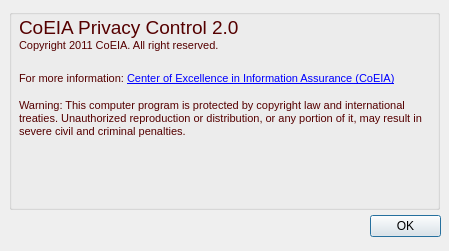
Old version of the form CPC/aboutdialog.ui in the repository CoEIA/CPC.
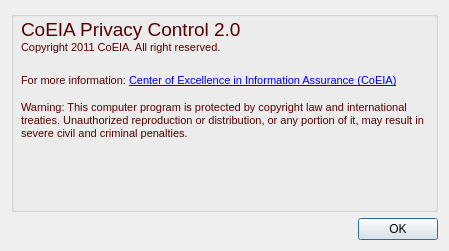
New version of the form.

Commit message: Button changed and Icon replaced.

Patch:
```diff
--- a/CPC/aboutdialog.ui
+++ b/CPC/aboutdialog.ui
@@ -22,31 +22,9 @@
   <property name="autoFillBackground">
    <bool>false</bool>
   </property>
-  <widget class="QDialogButtonBox" name="buttonBox">
-   <property name="geometry">
-    <rect>
-     <x>370</x>
-     <y>210</y>
-     <width>71</width>
-     <height>32</height>
-    </rect>
-   </property>
-   <property name="orientation">
-    <enum>Qt::Horizontal</enum>
-   </property>
-   <property name="standardButtons">
-    <set>QDialogButtonBox::Ok</set>
-   </property>
-  </widget>
+  <layout class="QGridLayout" name="gridLayout">
+   <item row="0" column="0">
   <widget class="QGroupBox" name="groupBox">
-   <property name="geometry">
-    <rect>
-     <x>9</x>
-     <y>9</y>
-     <width>431</width>
-     <height>201</height>
-    </rect>
-   </property>
    <property name="title">
     <string/>
    </property>
@@ -137,6 +115,18 @@
    <zorder>label_3</zorder>
    <zorder>label_2</zorder>
   </widget>
+   </item>
+   <item row="1" column="0">
+    <widget class="QDialogButtonBox" name="buttonBox">
+     <property name="orientation">
+      <enum>Qt::Horizontal</enum>
+     </property>
+     <property name="standardButtons">
+      <set>QDialogButtonBox::Ok</set>
+     </property>
+    </widget>
+   </item>
+  </layout>
  </widget>
  <resources/>
  <connections>
```
Lines whose indentation alone changed are shown as unchanged. The commit also changes 9 other files.
